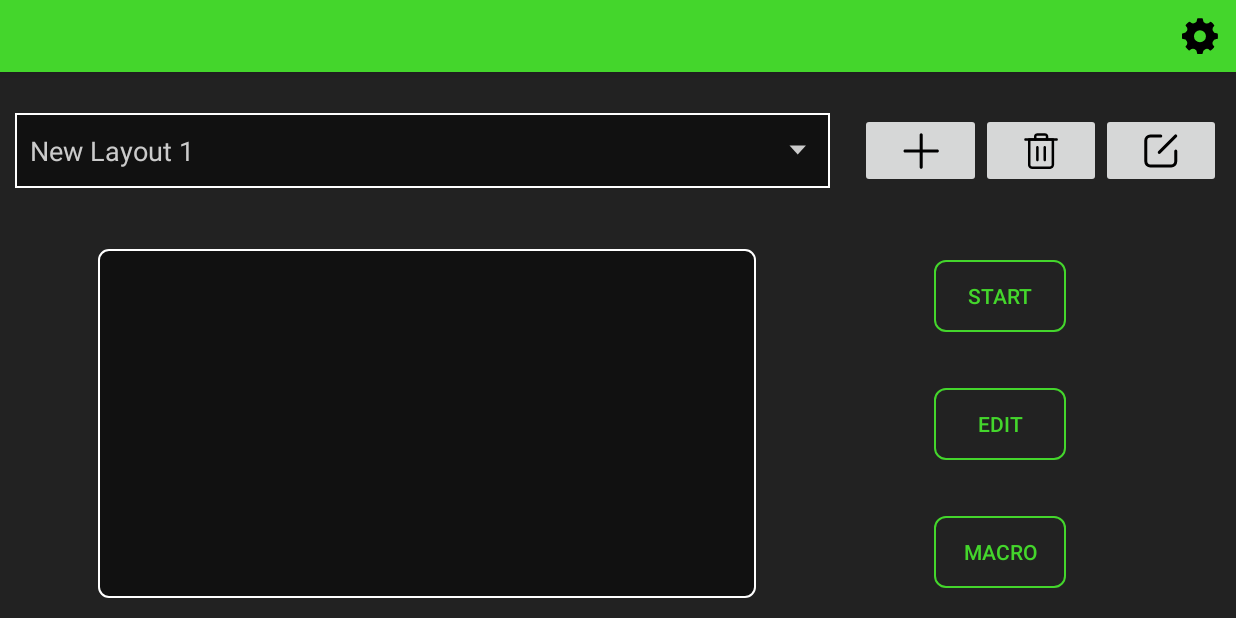
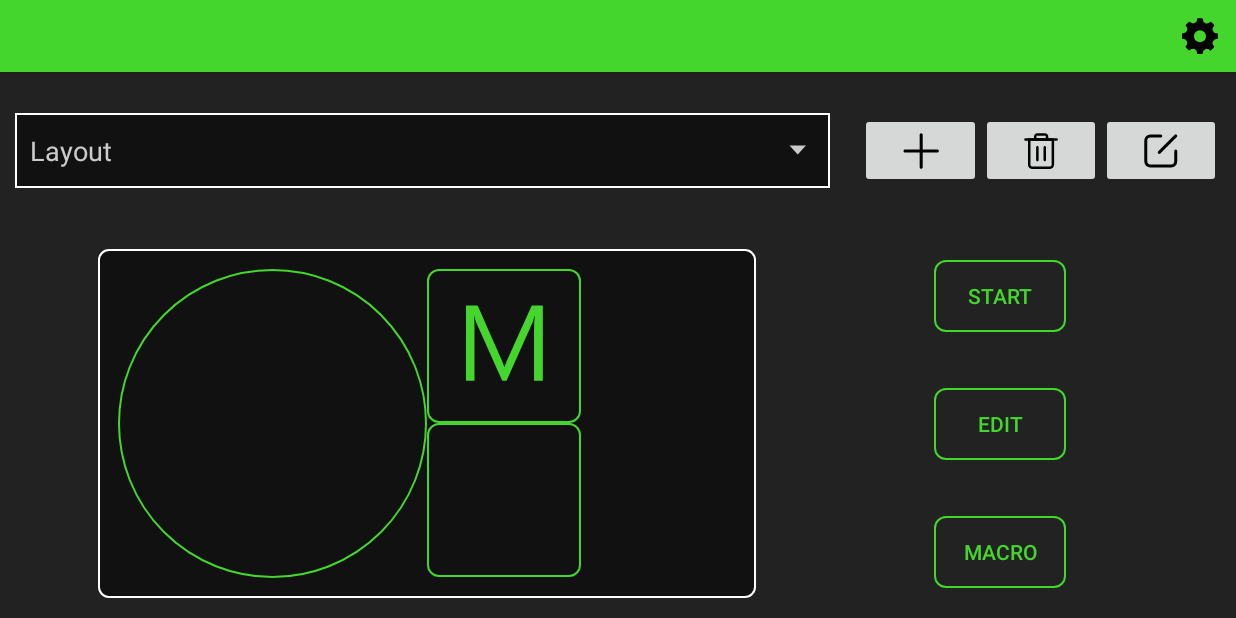
Before and after one commit to ash12345678987654321/AndroidController, an Android app: the screen it shows after launch (MainActivity), on a phone screen of 824 x 412 dp (held sideways). Run offline under Robolectric (Android 15) with nearby library versions, the phone set to English and light mode, and no system bars.

Commit message:
tiny bug fix and added presets for new users

```diff
--- a/BluetoothTest/app/src/main/java/com/example/bluetoothtest/activities/MainActivity.java
+++ b/BluetoothTest/app/src/main/java/com/example/bluetoothtest/activities/MainActivity.java
@@ -23,8 +23,10 @@ import androidx.appcompat.app.AppCompatActivity;
 import androidx.appcompat.widget.Toolbar;
 
 import com.example.bluetoothtest.R;
+import com.example.bluetoothtest.controllerData.Dpad;
 
 import java.io.File;
+import java.io.PrintWriter;
 import java.util.Collections;
 import java.util.Scanner;
 import java.util.Vector;
@@ -63,6 +65,8 @@ public class MainActivity extends AppCompatActivity {
             path.mkdir();
         }
 
+        if (path.listFiles().length==0) createMacros();
+
         path = new File(getFilesDir() + "/layouts/");
         layouts = new Vector<>();
         //Log.d("ZZZ",path.toString());
@@ -71,19 +75,11 @@ public class MainActivity extends AppCompatActivity {
             path.mkdir();
         }
 
+        if (path.listFiles().length==0) createLayouts();
+
         for (File i : path.listFiles()) {
             //Log.d("ZZZ","File found: "+i.getName());
             layouts.add(i.getName());
-        }
-
-        if (layouts.isEmpty()) {
-            try {
-                File file = new File(getFilesDir() + "/layouts/New Layout 1");
-                file.createNewFile();
-                layouts.add(file.getName());
-            } catch (Exception e) {
-                e.printStackTrace();
-            }
         }
 
         Collections.sort(layouts);
@@ -260,7 +256,7 @@ public class MainActivity extends AppCompatActivity {
         int index = 1;
 
         while (true) {
-            file = new File(getFilesDir() + "/layouts/New Layout " + index);
+            file = new File(getFilesDir() + "/layouts/Layout " + index);
             if (!file.exists()) break;
             index++;
         }
@@ -447,4 +443,42 @@ public class MainActivity extends AppCompatActivity {
         layoutParams.topMargin = marginTop;
         btn.setLayoutParams(layoutParams);
     }
+
+    //someone suggested that i create presets for users
+    private void createLayouts(){
+        try {
+            File file = new File(getFilesDir() + "/layouts/" + "Layout");
+            PrintWriter pw=new PrintWriter(file);
+
+            pw.println("Dpad"+"\0"+"w"+"\0"+"s"+"\0"+"a"+"\0"+"d"+"\0"+getResources().getDisplayMetrics().heightPixels+"\0"+"0"+"\0"+"0");
+            pw.println("Btn"+"\0"+"Button"+"\0"+"space"+"\0"+getResources().getDisplayMetrics().heightPixels/2+"\0"+getResources().getDisplayMetrics().heightPixels/2+"\0"+getResources().getDisplayMetrics().heightPixels/2+"\0"+getResources().getDisplayMetrics().heightPixels);
+            pw.println("Macro"+"\0"+"Macro"+"\0"+getFilesDir()+"/macros/"+"25268206-7a75-11ea-bc55-0242ac130003"+"\0"+false+"\0"+getResources().getDisplayMetrics().heightPixels/2+"\0"+getResources().getDisplayMetrics().heightPixels/2+"\0"+"0"+"\0"+getResources().getDisplayMetrics().heightPixels);
+
+            pw.flush();
+            pw.close();
+
+        }
+        catch (Exception e){
+            e.printStackTrace();
+        }
+    }
+
+    private void createMacros(){
+        try {
+            File file = new File(getFilesDir() + "/macros/" + "25268206-7a75-11ea-bc55-0242ac130003");
+            PrintWriter pw=new PrintWriter(file);
+
+            pw.println("Jitter click");
+            pw.println("KeyStroke"+"\0"+"m1"+"\0"+true+"\0"+false+"\0"+"367ccb0c-d582-42e0-b004-da3d9d2159e1");
+            pw.println("KeyStroke"+"\0"+"m1"+"\0"+false+"\0"+true+"\0"+"367ccb0c-d582-42e0-b004-da3d9d2159e1");
+            pw.println("Delay"+"\0"+"200"+"\0"+false+"\0"+false+"\0"+"71089e51-d764-4e28-b25c-2f2d8a8f4800");
+
+            pw.flush();
+            pw.close();
+
+        }
+        catch (Exception e){
+            e.printStackTrace();
+        }
+    }
 }
```
Also changed, not shown: BluetoothTest/app/src/main/java/com/example/bluetoothtest/activities/MacroActivity.java (+0 -17 lines), BluetoothTest/app/src/main/java/com/example/bluetoothtest/activities/RecyclerViewAdapter.java (+6 -6 lines).
